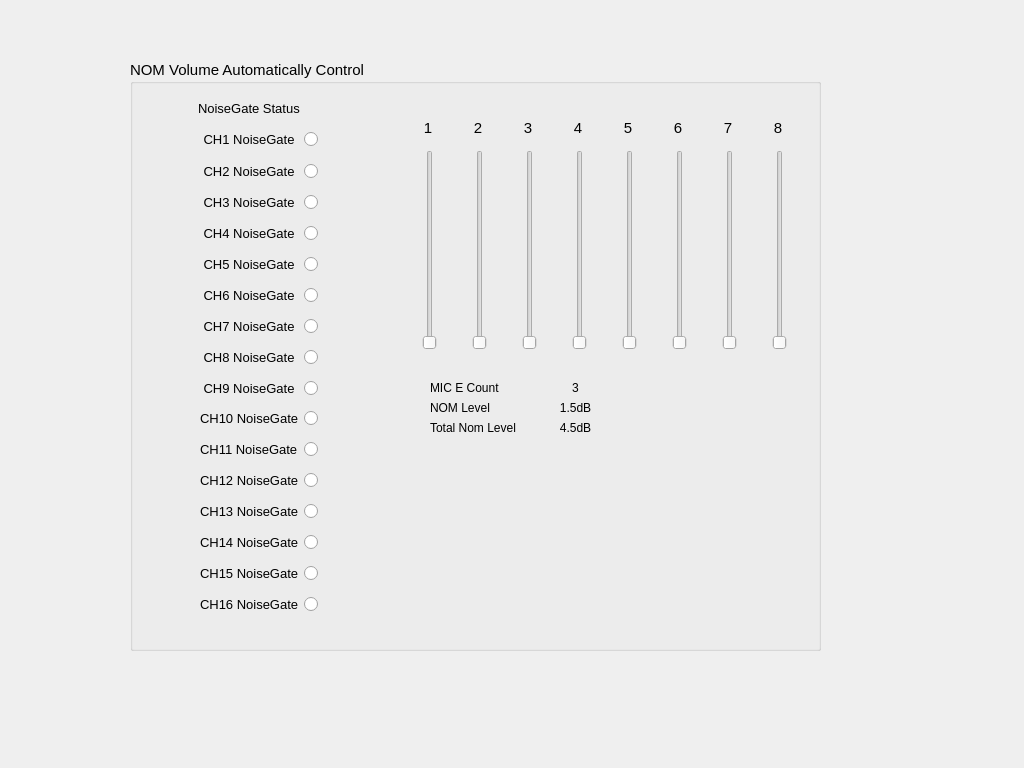
jpcstpj7281/gameseer, file ac1608/nomwnd.ui: the form before one commit.
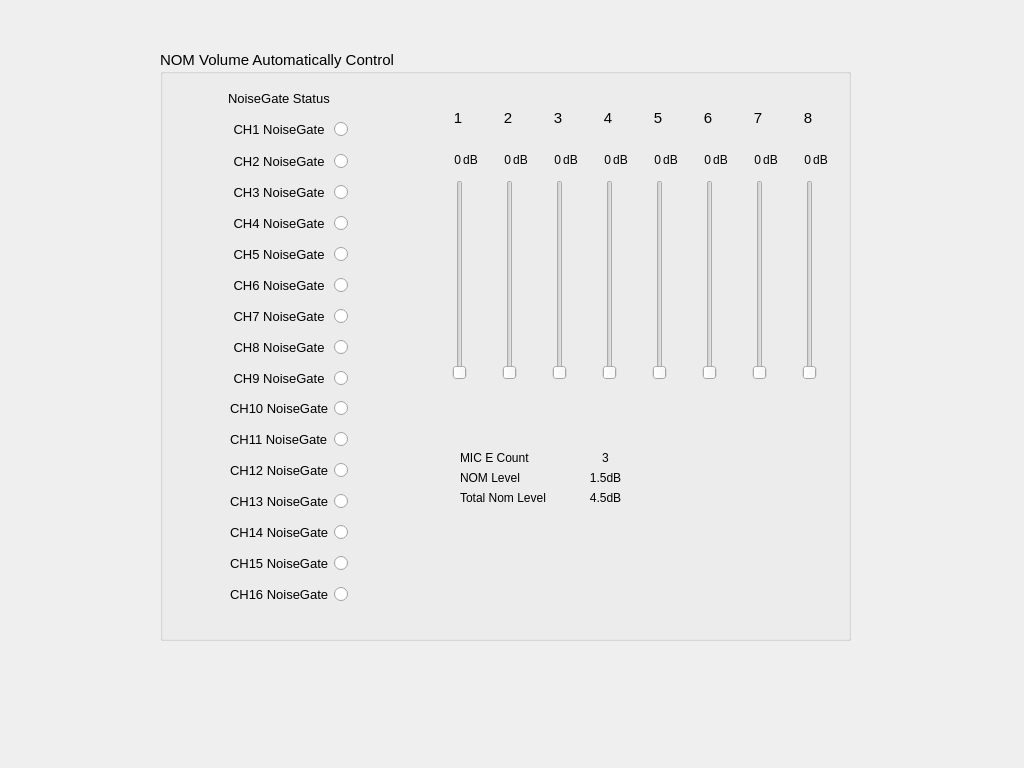
The form after the commit. Custom widgets are drawn as their Qt base class.

Diff of the .ui file:
```diff
--- a/ac1608/nomwnd.ui
+++ b/ac1608/nomwnd.ui
@@ -22,8 +22,8 @@
   <widget class="QGroupBox" name="groupBox_13">
    <property name="geometry">
     <rect>
-     <x>130</x>
-     <y>60</y>
+     <x>160</x>
+     <y>50</y>
      <width>691</width>
      <height>591</height>
     </rect>
@@ -70,11 +70,11 @@
      <set>Qt::AlignCenter</set>
     </property>
    </widget>
-   <widget class="QSlider" name="verticalSlider">
+   <widget class="OIDSlider" name="verticalSlider_1">
     <property name="geometry">
      <rect>
       <x>285</x>
-      <y>90</y>
+      <y>130</y>
       <width>30</width>
       <height>200</height>
      </rect>
@@ -116,7 +116,7 @@
     <property name="geometry">
      <rect>
       <x>335</x>
-      <y>90</y>
+      <y>130</y>
       <width>30</width>
       <height>200</height>
      </rect>
@@ -145,7 +145,7 @@
     <property name="geometry">
      <rect>
       <x>385</x>
-      <y>90</y>
+      <y>130</y>
       <width>30</width>
       <height>200</height>
      </rect>
@@ -174,7 +174,7 @@
     <property name="geometry">
      <rect>
       <x>435</x>
-      <y>90</y>
+      <y>130</y>
       <width>30</width>
       <height>200</height>
      </rect>
@@ -203,7 +203,7 @@
     <property name="geometry">
      <rect>
       <x>485</x>
-      <y>90</y>
+      <y>130</y>
       <width>30</width>
       <height>200</height>
      </rect>
@@ -232,7 +232,7 @@
     <property name="geometry">
      <rect>
       <x>535</x>
-      <y>90</y>
+      <y>130</y>
       <width>30</width>
       <height>200</height>
      </rect>
@@ -261,7 +261,7 @@
     <property name="geometry">
      <rect>
       <x>585</x>
-      <y>90</y>
+      <y>130</y>
       <width>30</width>
       <height>200</height>
      </rect>
@@ -290,7 +290,7 @@
     <property name="geometry">
      <rect>
       <x>635</x>
-      <y>90</y>
+      <y>130</y>
       <width>30</width>
       <height>200</height>
      </rect>
@@ -485,7 +485,7 @@
     <property name="geometry">
      <rect>
       <x>300</x>
-      <y>320</y>
+      <y>400</y>
       <width>71</width>
       <height>16</height>
      </rect>
@@ -503,7 +503,7 @@
     <property name="geometry">
      <rect>
       <x>300</x>
-      <y>340</y>
+      <y>420</y>
       <width>71</width>
       <height>16</height>
      </rect>
@@ -521,7 +521,7 @@
     <property name="geometry">
      <rect>
       <x>300</x>
-      <y>360</y>
+      <y>440</y>
       <width>91</width>
       <height>16</height>
      </rect>
@@ -539,7 +539,7 @@
     <property name="geometry">
      <rect>
       <x>410</x>
-      <y>320</y>
+      <y>400</y>
       <width>71</width>
       <height>16</height>
      </rect>
@@ -560,7 +560,7 @@
     <property name="geometry">
      <rect>
       <x>410</x>
-      <y>340</y>
+      <y>420</y>
       <width>71</width>
       <height>16</height>
      </rect>
@@ -581,7 +581,7 @@
     <property name="geometry">
      <rect>
       <x>410</x>
-      <y>360</y>
+      <y>440</y>
       <width>71</width>
       <height>16</height>
      </rect>
@@ -899,6 +899,366 @@
      <string>CH12 NoiseGate</string>
     </property>
    </widget>
+   <widget class="QLabel" name="label_165">
+    <property name="geometry">
+     <rect>
+      <x>300</x>
+      <y>100</y>
+      <width>21</width>
+      <height>20</height>
+     </rect>
+    </property>
+    <property name="font">
+     <font>
+      <pointsize>9</pointsize>
+     </font>
+    </property>
+    <property name="text">
+     <string>dB</string>
+    </property>
+    <property name="alignment">
+     <set>Qt::AlignCenter</set>
+    </property>
+   </widget>
+   <widget class="QLabel" name="ls1">
+    <property name="geometry">
+     <rect>
+      <x>270</x>
+      <y>100</y>
+      <width>31</width>
+      <height>20</height>
+     </rect>
+    </property>
+    <property name="font">
+     <font>
+      <pointsize>9</pointsize>
+     </font>
+    </property>
+    <property name="layoutDirection">
+     <enum>Qt::LeftToRight</enum>
+    </property>
+    <property name="text">
+     <string>0</string>
+    </property>
+    <property name="alignment">
+     <set>Qt::AlignRight|Qt::AlignTrailing|Qt::AlignVCenter</set>
+    </property>
+   </widget>
+   <widget class="QLabel" name="ls2">
+    <property name="geometry">
+     <rect>
+      <x>320</x>
+      <y>100</y>
+      <width>31</width>
+      <height>20</height>
+     </rect>
+    </property>
+    <property name="font">
+     <font>
+      <pointsize>9</pointsize>
+     </font>
+    </property>
+    <property name="layoutDirection">
+     <enum>Qt::LeftToRight</enum>
+    </property>
+    <property name="text">
+     <string>0</string>
+    </property>
+    <property name="alignment">
+     <set>Qt::AlignRight|Qt::AlignTrailing|Qt::AlignVCenter</set>
+    </property>
+   </widget>
+   <widget class="QLabel" name="label_166">
+    <property name="geometry">
+     <rect>
+      <x>350</x>
+      <y>100</y>
+      <width>21</width>
+      <height>20</height>
+     </rect>
+    </property>
+    <property name="font">
+     <font>
+      <pointsize>9</pointsize>
+     </font>
+    </property>
+    <property name="text">
+     <string>dB</string>
+    </property>
+    <property name="alignment">
+     <set>Qt::AlignCenter</set>
+    </property>
+   </widget>
+   <widget class="QLabel" name="ls3">
+    <property name="geometry">
+     <rect>
+      <x>370</x>
+      <y>100</y>
+      <width>31</width>
+      <height>20</height>
+     </rect>
+    </property>
+    <property name="font">
+     <font>
+      <pointsize>9</pointsize>
+     </font>
+    </property>
+    <property name="layoutDirection">
+     <enum>Qt::LeftToRight</enum>
+    </property>
+    <property name="text">
+     <string>0</string>
+    </property>
+    <property name="alignment">
+     <set>Qt::AlignRight|Qt::AlignTrailing|Qt::AlignVCenter</set>
+    </property>
+   </widget>
+   <widget class="QLabel" name="label_167">
+    <property name="geometry">
+     <rect>
+      <x>400</x>
+      <y>100</y>
+      <width>21</width>
+      <height>20</height>
+     </rect>
+    </property>
+    <property name="font">
+     <font>
+      <pointsize>9</pointsize>
+     </font>
+    </property>
+    <property name="text">
+     <string>dB</string>
+    </property>
+    <property name="alignment">
+     <set>Qt::AlignCenter</set>
+    </property>
+   </widget>
+   <widget class="QLabel" name="ls4">
+    <property name="geometry">
+     <rect>
+      <x>420</x>
+      <y>100</y>
+      <width>31</width>
+      <height>20</height>
+     </rect>
+    </property>
+    <property name="font">
+     <font>
+      <pointsize>9</pointsize>
+     </font>
+    </property>
+    <property name="layoutDirection">
+     <enum>Qt::LeftToRight</enum>
+    </property>
+    <property name="text">
+     <string>0</string>
+    </property>
+    <property name="alignment">
+     <set>Qt::AlignRight|Qt::AlignTrailing|Qt::AlignVCenter</set>
+    </property>
+   </widget>
+   <widget class="QLabel" name="label_168">
+    <property name="geometry">
+     <rect>
+      <x>450</x>
+      <y>100</y>
+      <width>21</width>
+      <height>20</height>
+     </rect>
+    </property>
+    <property name="font">
+     <font>
+      <pointsize>9</pointsize>
+     </font>
+    </property>
+    <property name="text">
+     <string>dB</string>
+    </property>
+    <property name="alignment">
+     <set>Qt::AlignCenter</set>
+    </property>
+   </widget>
+   <widget class="QLabel" name="ls5">
+    <property name="geometry">
+     <rect>
+      <x>470</x>
+      <y>100</y>
+      <width>31</width>
+      <height>20</height>
+     </rect>
+    </property>
+    <property name="font">
+     <font>
+      <pointsize>9</pointsize>
+     </font>
+    </property>
+    <property name="layoutDirection">
+     <enum>Qt::LeftToRight</enum>
+    </property>
+    <property name="text">
+     <string>0</string>
+    </property>
+    <property name="alignment">
+     <set>Qt::AlignRight|Qt::AlignTrailing|Qt::AlignVCenter</set>
+    </property>
+   </widget>
+   <widget class="QLabel" name="label_169">
+    <property name="geometry">
+     <rect>
+      <x>500</x>
+      <y>100</y>
+      <width>21</width>
+      <height>20</height>
+     </rect>
+    </property>
+    <property name="font">
+     <font>
+      <pointsize>9</pointsize>
+     </font>
+    </property>
+    <property name="text">
+     <string>dB</string>
+    </property>
+    <property name="alignment">
+     <set>Qt::AlignCenter</set>
+    </property>
+   </widget>
+   <widget class="QLabel" name="ls6">
+    <property name="geometry">
+     <rect>
+      <x>520</x>
+      <y>100</y>
+      <width>31</width>
+      <height>20</height>
+     </rect>
+    </property>
+    <property name="font">
+     <font>
+      <pointsize>9</pointsize>
+     </font>
+    </property>
+    <property name="layoutDirection">
+     <enum>Qt::LeftToRight</enum>
+    </property>
+    <property name="text">
+     <string>0</string>
+    </property>
+    <property name="alignment">
+     <set>Qt::AlignRight|Qt::AlignTrailing|Qt::AlignVCenter</set>
+    </property>
+   </widget>
+   <widget class="QLabel" name="label_170">
+    <property name="geometry">
+     <rect>
+      <x>550</x>
+      <y>100</y>
+      <width>21</width>
+      <height>20</height>
+     </rect>
+    </property>
+    <property name="font">
+     <font>
+      <pointsize>9</pointsize>
+     </font>
+    </property>
+    <property name="text">
+     <string>dB</string>
+    </property>
+    <property name="alignment">
+     <set>Qt::AlignCenter</set>
+    </property>
+   </widget>
+   <widget class="QLabel" name="ls7">
+    <property name="geometry">
+     <rect>
+      <x>570</x>
+      <y>100</y>
+      <width>31</width>
+      <height>20</height>
+     </rect>
+    </property>
+    <property name="font">
+     <font>
+      <pointsize>9</pointsize>
+     </font>
+    </property>
+    <property name="layoutDirection">
+     <enum>Qt::LeftToRight</enum>
+    </property>
+    <property name="text">
+     <string>0</string>
+    </property>
+    <property name="alignment">
+     <set>Qt::AlignRight|Qt::AlignTrailing|Qt::AlignVCenter</set>
+    </property>
+   </widget>
+   <widget class="QLabel" name="label_171">
+    <property name="geometry">
+     <rect>
+      <x>600</x>
+      <y>100</y>
+      <width>21</width>
+      <height>20</height>
+     </rect>
+    </property>
+    <property name="font">
+     <font>
+      <pointsize>9</pointsize>
+     </font>
+    </property>
+    <property name="text">
+     <string>dB</string>
+    </property>
+    <property name="alignment">
+     <set>Qt::AlignCenter</set>
+    </property>
+   </widget>
+   <widget class="QLabel" name="label_172">
+    <property name="geometry">
+     <rect>
+      <x>650</x>
+      <y>100</y>
+      <width>21</width>
+      <height>20</height>
+     </rect>
+    </property>
+    <property name="font">
+     <font>
+      <pointsize>9</pointsize>
+     </font>
+    </property>
+    <property name="text">
+     <string>dB</string>
+    </property>
+    <property name="alignment">
+     <set>Qt::AlignCenter</set>
+    </property>
+   </widget>
+   <widget class="QLabel" name="ls8">
+    <property name="geometry">
+     <rect>
+      <x>620</x>
+      <y>100</y>
+      <width>31</width>
+      <height>20</height>
+     </rect>
+    </property>
+    <property name="font">
+     <font>
+      <pointsize>9</pointsize>
+     </font>
+    </property>
+    <property name="layoutDirection">
+     <enum>Qt::LeftToRight</enum>
+    </property>
+    <property name="text">
+     <string>0</string>
+    </property>
+    <property name="alignment">
+     <set>Qt::AlignRight|Qt::AlignTrailing|Qt::AlignVCenter</set>
+    </property>
+   </widget>
    <zorder>label_133</zorder>
    <zorder>label_135</zorder>
    <zorder>verticalSlider</zorder>
@@ -956,6 +1316,13 @@
    <zorder>label_151</zorder>
   </widget>
  </widget>
+ <customwidgets>
+  <customwidget>
+   <class>OIDSlider</class>
+   <extends>QSlider</extends>
+   <header>oidslider.h</header>
+  </customwidget>
+ </customwidgets>
  <resources/>
  <connections/>
 </ui>
```
Left out of the diff: 32 changed lines with no effect on the pictures.
